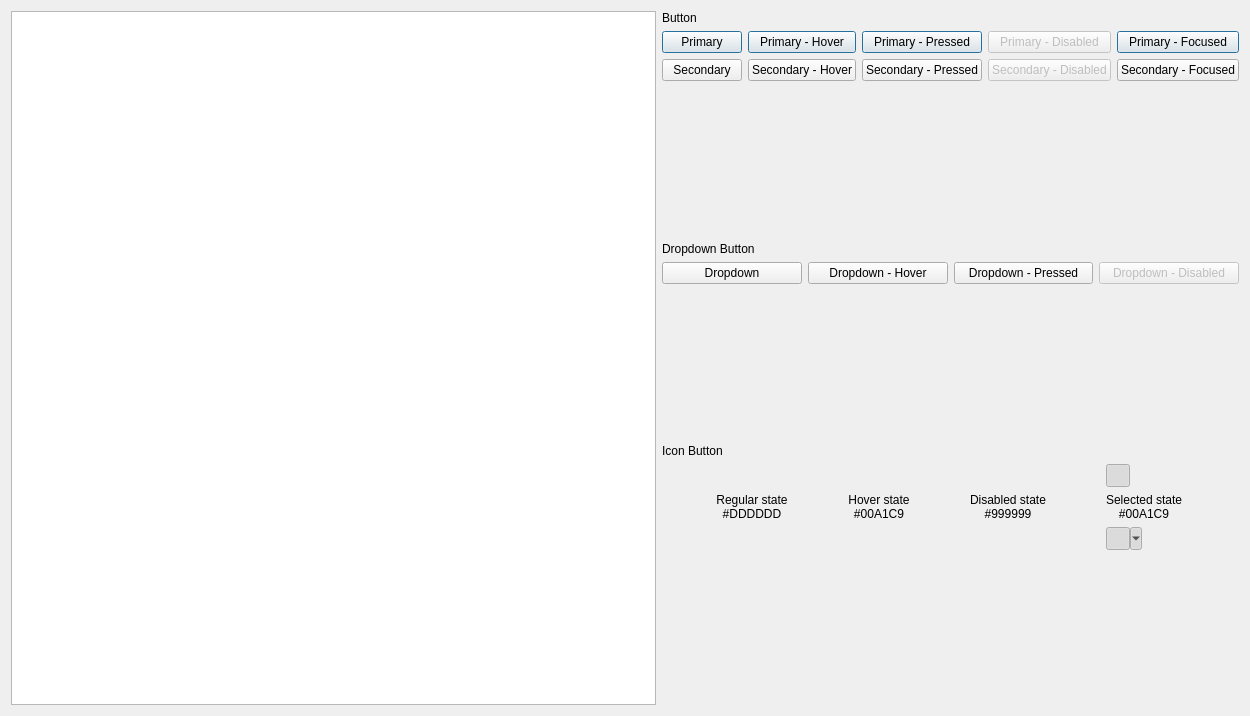
First picture: the form in Code/Framework/AzQtComponents/AzQtComponents/Gallery/ButtonPage.ui, repository o3de/o3de, before the edit.
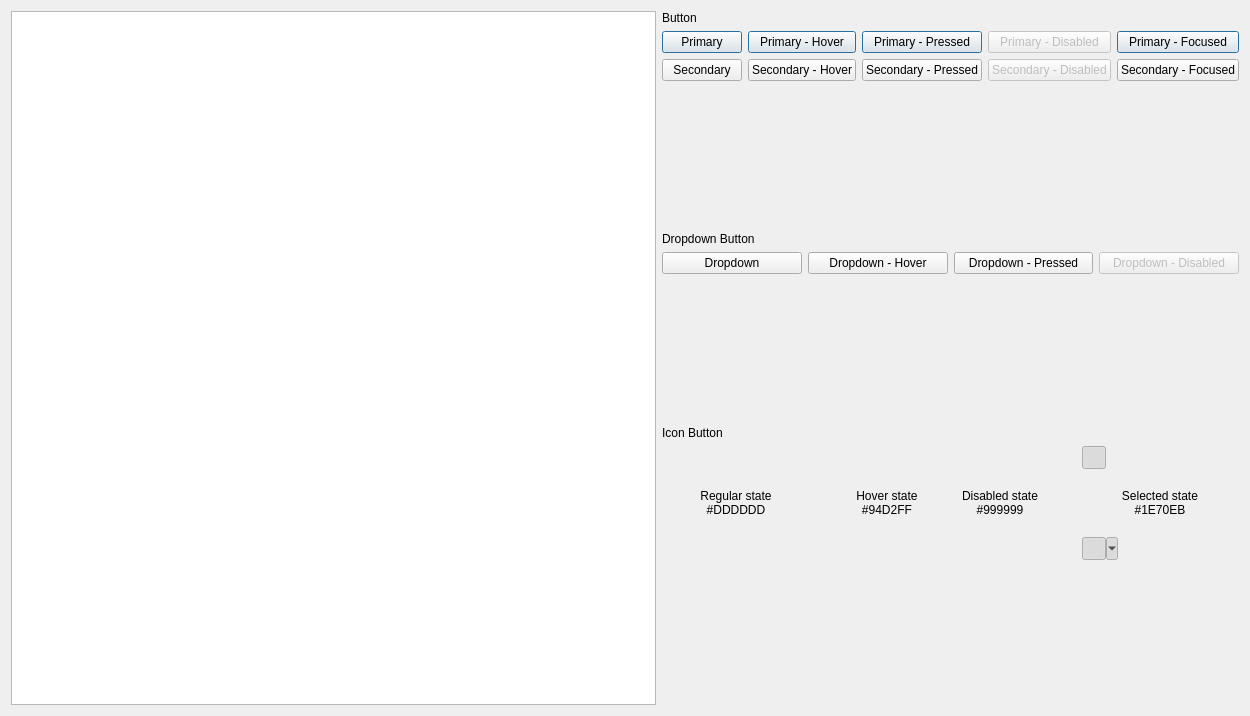
Second picture: the form after the edit. Icons and pictures are not drawn. Custom widgets are drawn as their Qt base class.

Diff of the .ui file:
```diff
--- a/Code/Framework/AzQtComponents/AzQtComponents/Gallery/ButtonPage.ui
+++ b/Code/Framework/AzQtComponents/AzQtComponents/Gallery/ButtonPage.ui
@@ -236,8 +236,10 @@
        <item row="1" column="1">
         <widget class="QLabel" name="toolButtonHoverLabel">
          <property name="text">
-          <string>Hover state
-#00A1C9</string>
+          <string>
+            Hover state
+            #94D2FF
+          </string>
          </property>
          <property name="alignment">
           <set>Qt::AlignCenter</set>
@@ -247,8 +249,10 @@
        <item row="1" column="3">
         <widget class="QLabel" name="toolButtonSelectedLabel">
          <property name="text">
-          <string>Selected state
-#00A1C9</string>
+          <string>
+            Selected state
+            #1E70EB
+          </string>
          </property>
          <property name="alignment">
           <set>Qt::AlignCenter</set>
```
